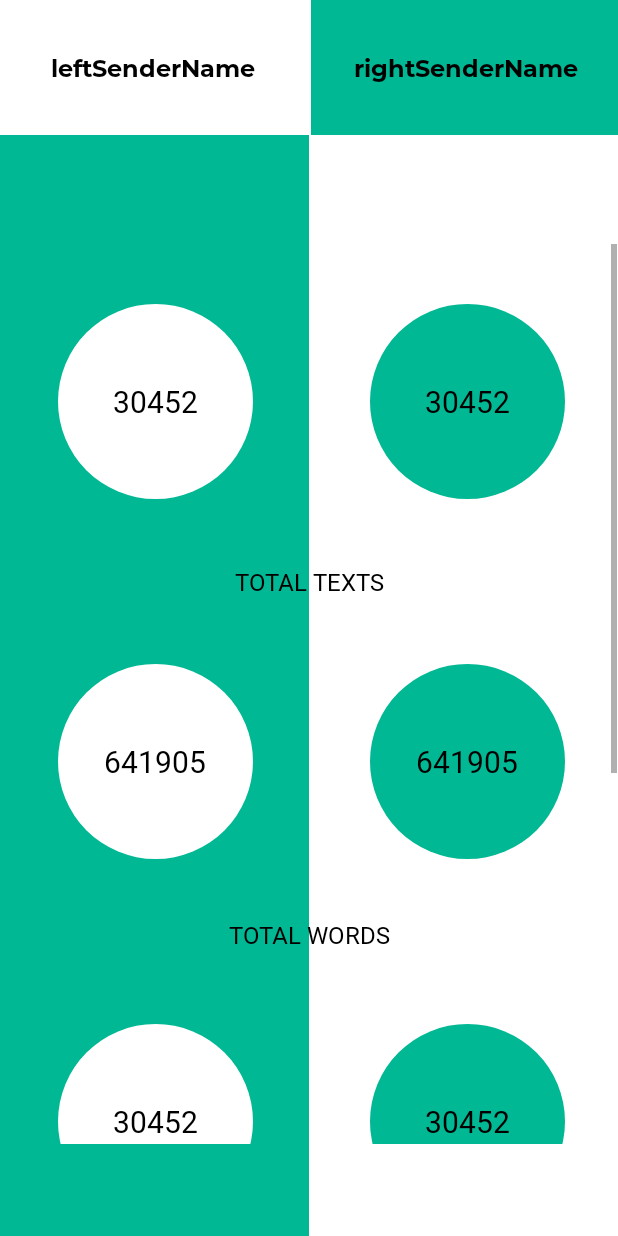
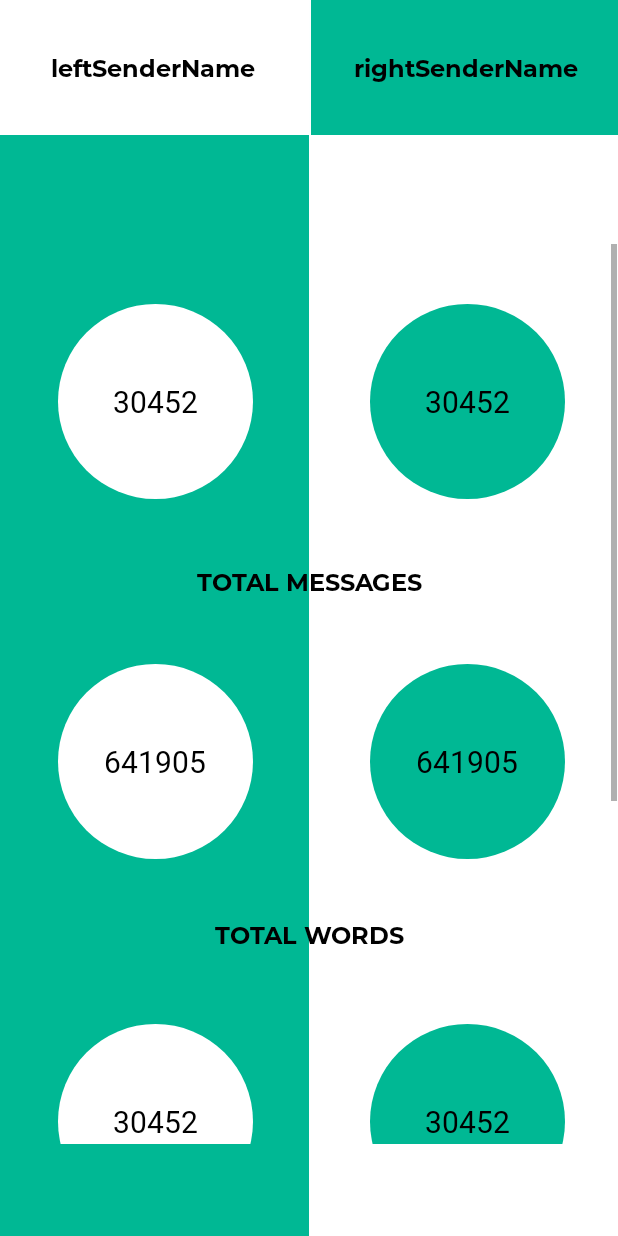
Before and after one commit to weilun-tann/WhatStat-Android, an Android app: the MessageStatisticsActivity screen opened directly, with no data from a screen before it, on a phone screen of 412 x 824 dp. Run offline under Robolectric (Android 15) with nearby library versions, the phone set to English and light mode, and no system bars.

Commit message:
UI changes

```diff
--- a/app/src/main/java/com/jed/whatsapp/UploadedCloudFileAdapter.java
+++ b/app/src/main/java/com/jed/whatsapp/UploadedCloudFileAdapter.java
@@ -78,12 +78,6 @@ public class UploadedCloudFileAdapter extends RecyclerView.Adapter<UploadedCloud
 
         @Override
         public void onClick(View v) {
-            /*
-            TODO
-            1. IMPLEMENT ChatHistoryActivity.finish() UPON CLICK,
-            2. GREY OUT (VIA CODE) THE UPLOAD BUTTON
-            3. CHANGE ICON (TO TICK) OF UPLOAD BUTTON
-             */
 
             // SET THE NEWLY CHOSEN FILE FOR ANALYSIS
             FileProcessing.reset();
--- a/app/src/main/res/layout/activity_message_statistics.xml
+++ b/app/src/main/res/layout/activity_message_statistics.xml
@@ -43,7 +43,6 @@
         android:layout_width="410dp"
         android:layout_height="600dp"
         android:layout_marginTop="101dp"
-        android:fontFamily="@font/montserrat_bold"
         app:layout_constraintBottom_toBottomOf="parent"
         app:layout_constraintEnd_toEndOf="parent"
         app:layout_constraintStart_toStartOf="parent"
@@ -54,51 +53,56 @@
             android:layout_height="wrap_content">
 
             <!--TITLES FOR MESSAGE STATISTICS-->
+
             <TextView
-                android:id="@+id/senderTwoWPM"
-                android:layout_width="300dp"
-                android:layout_height="100dp"
+                android:id="@+id/total_messages_tag"
+                android:layout_width="260dp"
+                android:layout_height="50dp"
                 android:layout_centerHorizontal="true"
-                android:layout_marginTop="920dp"
+                android:layout_marginTop="200dp"
+                android:fontFamily="@font/montserrat_bold"
                 android:gravity="center"
-                android:text="AVERAGE REPLY TIMING (HOURS)"
+                android:text="@string/MsgStats_NumMessages"
                 android:textColor="@color/msgStatsDescription"
                 android:textSize="@dimen/senderNameFont" />
 
             <TextView
-                android:id="@+id/senderOneMsgCount"
-                android:layout_width="300dp"
+                android:id="@+id/total_words_tag"
+                android:layout_width="260dp"
                 android:layout_height="50dp"
                 android:layout_centerHorizontal="true"
-                android:layout_marginTop="200dp"
+                android:layout_marginTop="435dp"
+                android:fontFamily="@font/montserrat_bold"
                 android:gravity="center"
-                android:text="TOTAL TEXTS"
+                android:text="@string/MsgStats_NumWords"
                 android:textColor="@color/msgStatsDescription"
                 android:textSize="@dimen/senderNameFont" />
 
             <TextView
-                android:id="@+id/senderOneWPM"
-                android:layout_width="300dp"
+                android:id="@+id/wpm_tag"
+                android:layout_width="260dp"
                 android:layout_height="50dp"
                 android:layout_centerHorizontal="true"
-                android:layout_marginTop="435dp"
+                android:layout_marginTop="680dp"
+                android:fontFamily="@font/montserrat_bold"
                 android:gravity="center"
-                android:text="TOTAL WORDS"
+                android:text="@string/MsgStats_WPM"
                 android:textColor="@color/msgStatsDescription"
                 android:textSize="@dimen/senderNameFont" />
 
             <TextView
-                android:id="@+id/senderTwoMsgCount"
-                android:layout_width="300dp"
+                android:id="@+id/average_reply_tag"
+                android:layout_width="260dp"
                 android:layout_height="50dp"
                 android:layout_centerHorizontal="true"
-                android:layout_marginTop="680dp"
+                android:layout_marginTop="920dp"
+                android:fontFamily="@font/montserrat_bold"
                 android:gravity="center"
-                android:text="WORDS PER MESSAGE"
+                android:text="@string/MsgStats_AvgReplyTime"
                 android:textColor="@color/msgStatsDescription"
                 android:textSize="@dimen/senderNameFont" />
+            <!--TITLES FOR LEFT CIRCLE-->
 
-            <!--TITLES FOR LEFT CIRCLE-->
             <TextView
                 android:id="@+id/leftCircleOne"
                 android:layout_width="130dp"
--- a/app/src/main/res/values/dimens.xml
+++ b/app/src/main/res/values/dimens.xml
@@ -17,5 +17,6 @@
     <!--CONVERSATION HISTORY SELECTOR-->
     <dimen name="history_filename">14sp</dimen>
     <dimen name="history_filedate">12sp</dimen>
+    <dimen name="history_button">14sp</dimen>
 
 </resources>
--- a/app/src/main/res/values/strings.xml
+++ b/app/src/main/res/values/strings.xml
@@ -22,9 +22,9 @@
     <!--MESSAGE STATISTICS ACTIVITY-->
     <string name="MsgStats_Title"></string>
     <string name="MsgStats_NumMessages">TOTAL MESSAGES</string>
-    <string name="MsgStats_NumWords">TOTAL WORDS</string>
+    <string name="MsgStats_NumWords">TOTAL  WORDS</string>
     <string name="MsgStats_WPM">WORDS PER MESSAGE</string>
-    <string name="MsgStats_AvgReplyTime">AVERAGE REPLY TIME</string>
+    <string name="MsgStats_AvgReplyTime">AVERAGE REPLY TIME (HOURS)</string>
     <string name="title_activity_login">Sign in</string>
     <string name="prompt_email">Email</string>
     <string name="prompt_password">Password</string>
```
Also changed, not shown: app/src/main/java/com/jed/whatsapp/MainActivity.java (+4 -9 lines), app/src/main/res/layout/history_cardview.xml (+4 -4 lines), 1 other file.
